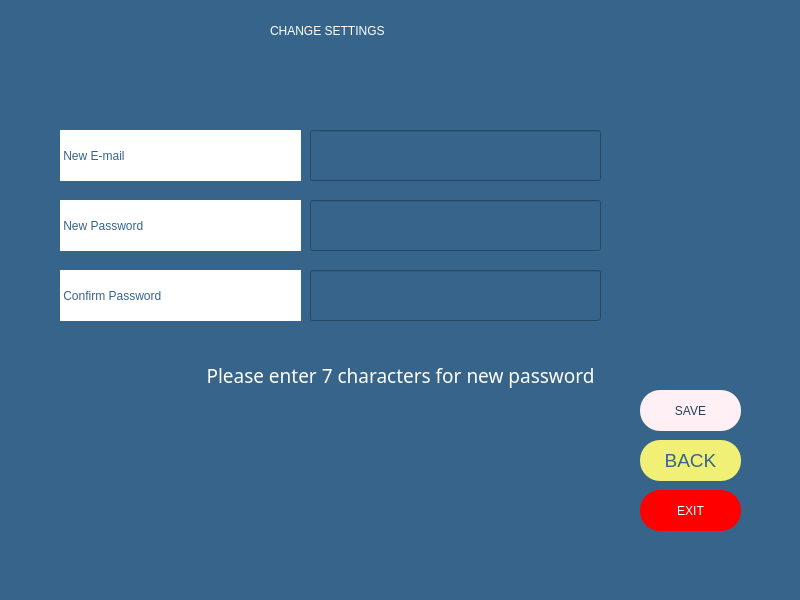
Above: settingscustomer.ui from melihorhanyilmaz/Project before the change. Below: the same form after it.
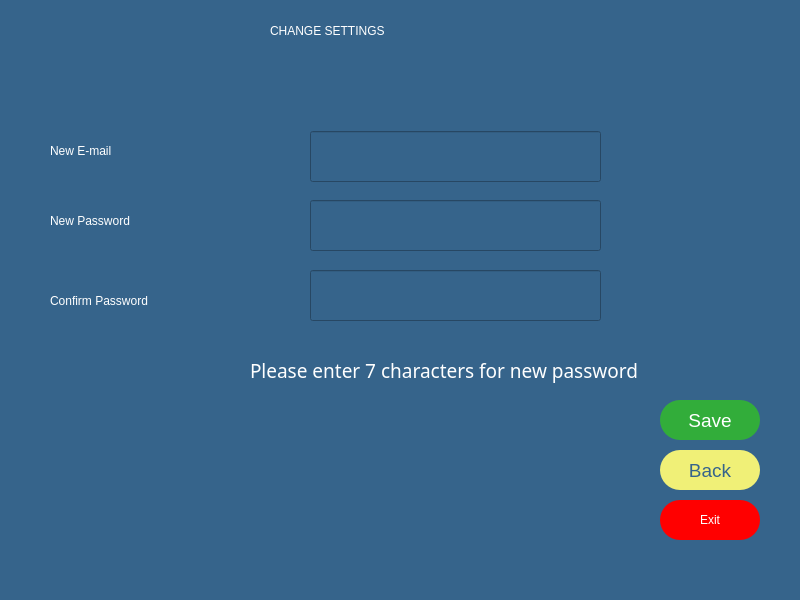
That is the form after the change.

Patch:
```diff
--- a/settingscustomer.ui
+++ b/settingscustomer.ui
@@ -37,44 +37,42 @@
    <widget class="QLabel" name="la_name">
     <property name="geometry">
      <rect>
-      <x>60</x>
+      <x>50</x>
       <y>130</y>
-      <width>241</width>
-      <height>51</height>
+      <width>141</width>
+      <height>41</height>
      </rect>
     </property>
     <property name="styleSheet">
-     <string notr="true">color: rgb(54, 100, 139);
-font: 63 14pt &quot;Montserrat SemiBold&quot;;
-background-color: rgb(255, 255, 255);</string>
+     <string notr="true">color: rgb(255, 255, 255);
+font: 63 14pt &quot;Montserrat SemiBold&quot;;</string>
     </property>
     <property name="text">
-     <string> New E-mail</string>
+     <string>New E-mail</string>
     </property>
    </widget>
    <widget class="QLabel" name="la_password">
     <property name="geometry">
      <rect>
-      <x>60</x>
+      <x>50</x>
       <y>200</y>
-      <width>241</width>
-      <height>51</height>
+      <width>171</width>
+      <height>41</height>
      </rect>
     </property>
     <property name="styleSheet">
-     <string notr="true">color: rgb(54, 100, 139);
-font: 63 14pt &quot;Montserrat SemiBold&quot;;
-background-color: rgb(255, 255, 255);</string>
+     <string notr="true">color: rgb(255, 255, 255);
+font: 63 14pt &quot;Montserrat SemiBold&quot;;</string>
     </property>
     <property name="text">
-     <string> New Password</string>
+     <string>New Password</string>
     </property>
    </widget>
    <widget class="QLineEdit" name="li_name">
     <property name="geometry">
      <rect>
       <x>310</x>
-      <y>130</y>
+      <y>131</y>
       <width>291</width>
       <height>51</height>
      </rect>
@@ -110,19 +108,18 @@
    <widget class="QLabel" name="la_confpass">
     <property name="geometry">
      <rect>
-      <x>60</x>
-      <y>270</y>
-      <width>241</width>
-      <height>51</height>
+      <x>50</x>
+      <y>280</y>
+      <width>221</width>
+      <height>41</height>
      </rect>
     </property>
     <property name="styleSheet">
-     <string notr="true">color: rgb(54, 100, 139);
-font: 63 14pt &quot;Montserrat SemiBold&quot;;
-background-color: rgb(255, 255, 255);</string>
+     <string notr="true">color: rgb(255, 255, 255);
+font: 63 14pt &quot;Montserrat SemiBold&quot;;</string>
     </property>
     <property name="text">
-     <string> Confirm Password</string>
+     <string>Confirm Password</string>
     </property>
    </widget>
    <widget class="QLineEdit" name="li_confpass">
@@ -148,10 +145,10 @@
    <widget class="QPushButton" name="B_exit">
     <property name="geometry">
      <rect>
-      <x>640</x>
-      <y>490</y>
-      <width>101</width>
-      <height>41</height>
+      <x>660</x>
+      <y>500</y>
+      <width>100</width>
+      <height>40</height>
      </rect>
     </property>
     <property name="styleSheet">
@@ -162,7 +159,7 @@
 </string>
     </property>
     <property name="text">
-     <string>EXIT</string>
+     <string>Exit</string>
     </property>
     <property name="checkable">
      <bool>false</bool>
@@ -171,10 +168,10 @@
    <widget class="QPushButton" name="B_back">
     <property name="geometry">
      <rect>
-      <x>640</x>
-      <y>440</y>
-      <width>101</width>
-      <height>41</height>
+      <x>660</x>
+      <y>450</y>
+      <width>100</width>
+      <height>40</height>
      </rect>
     </property>
     <property name="styleSheet">
@@ -184,7 +181,7 @@
 border-radius: 20;</string>
     </property>
     <property name="text">
-     <string>BACK</string>
+     <string>Back</string>
     </property>
     <property name="checkable">
      <bool>false</bool>
@@ -193,10 +190,10 @@
    <widget class="QLabel" name="la_error">
     <property name="geometry">
      <rect>
-      <x>170</x>
+      <x>250</x>
       <y>350</y>
       <width>461</width>
-      <height>51</height>
+      <height>41</height>
      </rect>
     </property>
     <property name="font">
@@ -215,27 +212,24 @@
     <property name="text">
      <string>Please enter 7 characters for new password</string>
     </property>
-    <property name="alignment">
-     <set>Qt::AlignCenter</set>
-    </property>
    </widget>
    <widget class="QPushButton" name="B_save">
     <property name="geometry">
      <rect>
-      <x>640</x>
-      <y>390</y>
-      <width>101</width>
-      <height>41</height>
+      <x>660</x>
+      <y>400</y>
+      <width>100</width>
+      <height>40</height>
      </rect>
     </property>
     <property name="styleSheet">
-     <string notr="true">background-color: rgb(255, 240, 245);
-color: rgb(34, 64, 89);
-font: 63 14pt &quot;Montserrat SemiBold&quot;;
-border-radius: 20 </string>
+     <string notr="true">background-color: rgb(50, 173, 58);
+font: 63 14pt ;Montserrat SemiBold;
+border-radius: 20;
+color: rgb(255, 255, 255);</string>
     </property>
     <property name="text">
-     <string>SAVE</string>
+     <string>Save</string>
     </property>
     <property name="checkable">
      <bool>false</bool>
```
Left out of the diff: 17 changed lines with no effect on the pictures.
